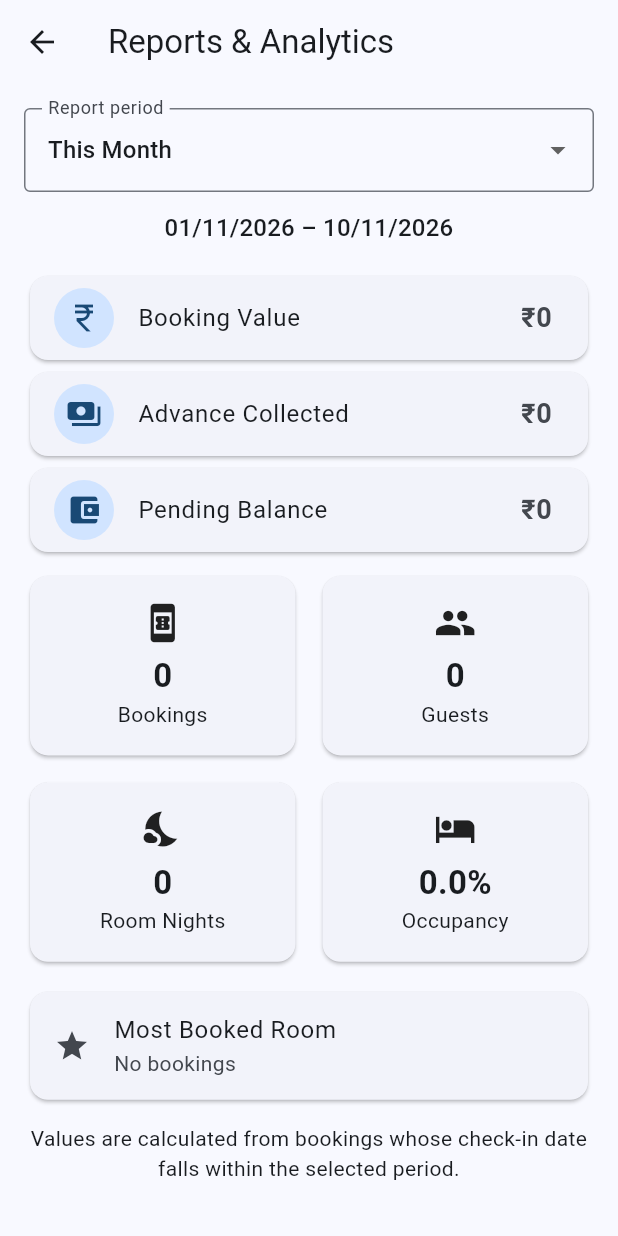
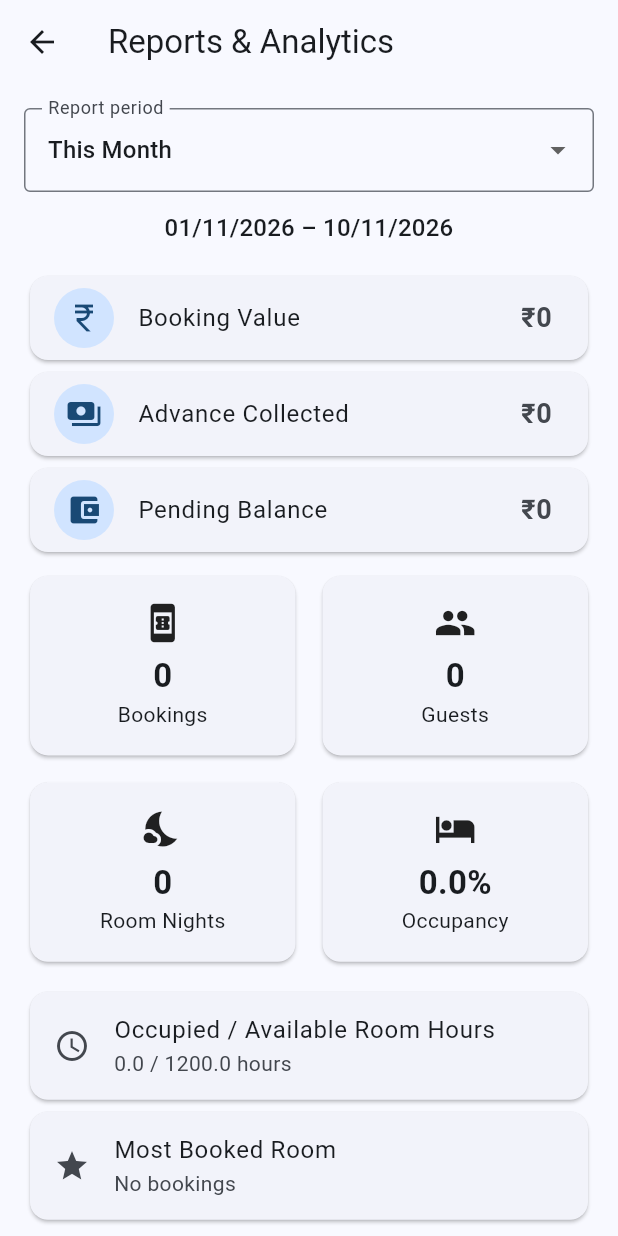
Before and after one commit to pavanthella9/GOVIstays, a Flutter app: the ReportsScreen screen opened directly, on a phone screen of 412 x 824 dp. Run offline on Flutter 3.47's test engine with Material 3 defaults, Android fonts, the phone set to English and light mode, and no system bars; our stand-ins replace cloud_firestore, file_picker, firebase_auth, firebase_core, firebase_messaging, hive and 2 more; accounts and stored records are empty.

Commit message:
feat: show occupancy room-hour breakdown and calculation basis

```diff
--- a/lib/screens/reports_screen.dart
+++ b/lib/screens/reports_screen.dart
@@ -82,6 +82,13 @@ class _ReportsScreenState extends State<ReportsScreen> {
               const SizedBox(height: 12),
               Card(
                 child: ListTile(
+                  leading: const Icon(Icons.schedule),
+                  title: const Text('Occupied / Available Room Hours'),
+                  subtitle: Text('${summary.occupiedRoomHours.toStringAsFixed(1)} / ${summary.availableRoomHours.toStringAsFixed(1)} hours'),
+                ),
+              ),
+              Card(
+                child: ListTile(
                   leading: const Icon(Icons.star),
                   title: const Text('Most Booked Room'),
                   subtitle: Text(summary.mostBookedRoom),
@@ -90,7 +97,7 @@ class _ReportsScreenState extends State<ReportsScreen> {
               const Padding(
                 padding: EdgeInsets.only(top: 12),
                 child: Text(
-                  'Values are calculated from bookings whose check-in date falls within the selected period.',
+                  'Booking totals and room nights use scheduled check-in dates. Occupancy uses booked room-hours overlapping the selected period, including partial-day stays.',
                   textAlign: TextAlign.center,
                 ),
               ),
```
